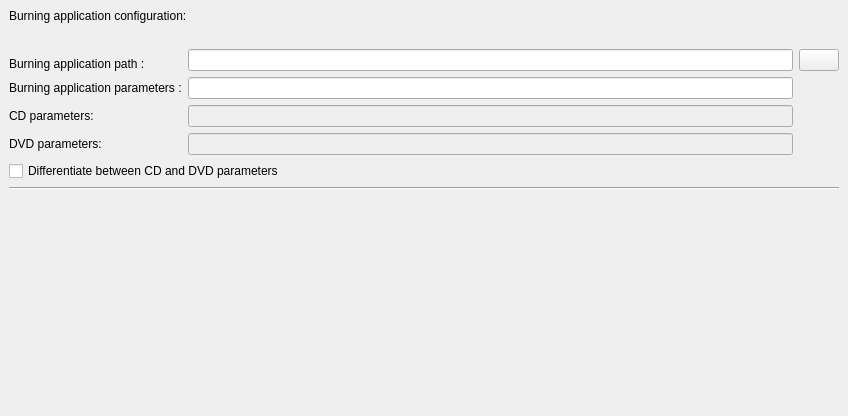
First picture: the form in starviewer/src/inputoutput/qdicomdirconfigurationscreenbase.ui, repository starviewer-medical/starviewer, before the edit.
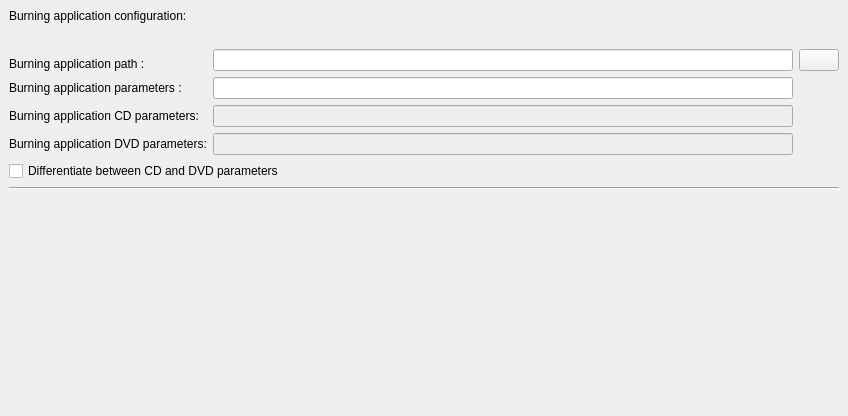
Second picture: the form after the edit. Icons and pictures are not drawn.

The edit to the form file:
```diff
--- a/starviewer/src/inputoutput/qdicomdirconfigurationscreenbase.ui
+++ b/starviewer/src/inputoutput/qdicomdirconfigurationscreenbase.ui
@@ -119,7 +119,7 @@
           <bool>true</bool>
          </property>
          <property name="text">
-          <string>CD parameters:</string>
+          <string>Burning application CD parameters:</string>
          </property>
         </widget>
        </item>
@@ -129,7 +129,7 @@
           <bool>true</bool>
          </property>
          <property name="text">
-          <string>DVD parameters:</string>
+          <string>Burning application DVD parameters:</string>
          </property>
         </widget>
        </item>
```
Left out of the diff: 32 changed lines with no effect on the pictures.
